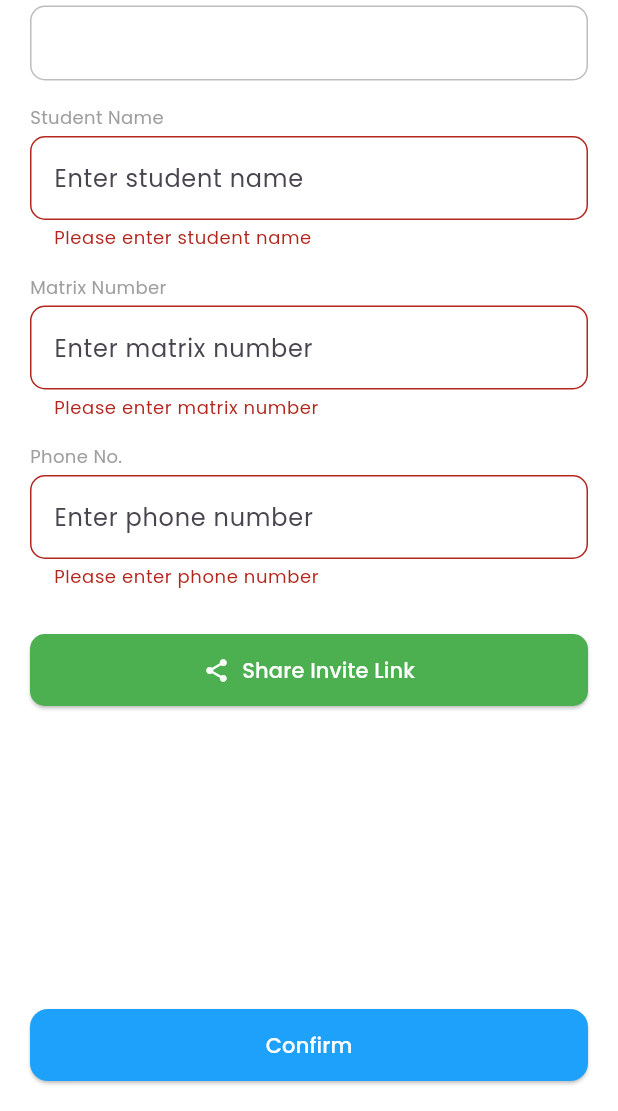
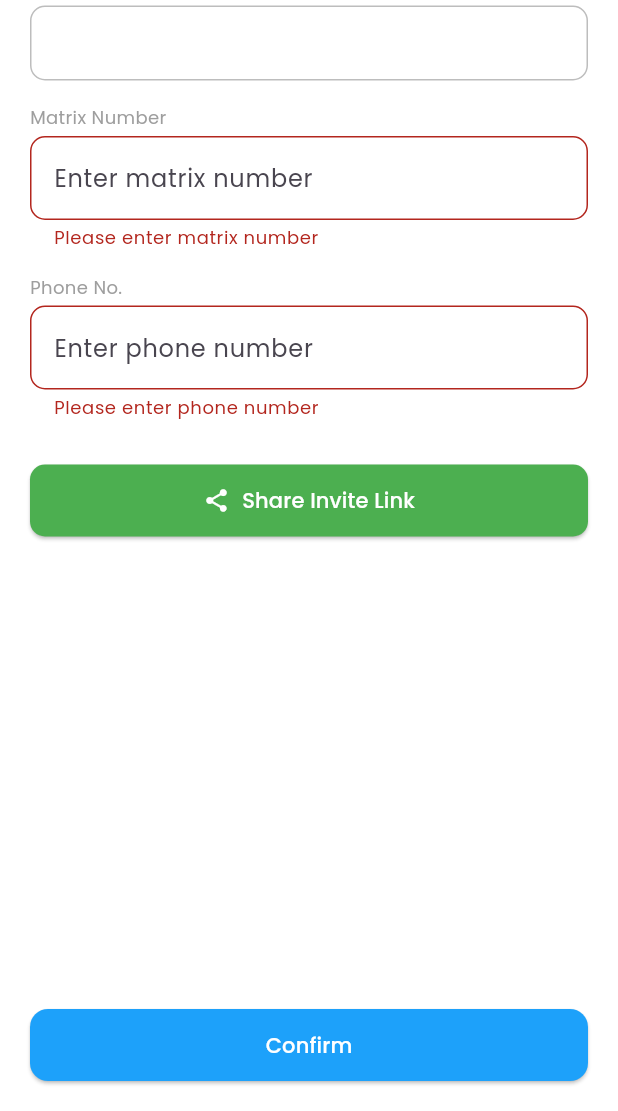
Before and after one commit to AzrulHafiz3099/GradingBot, a Flutter app: the AddStudentPage screen opened directly with empty values, after a tap on "Confirm", on a phone screen of 412 x 824 dp, the part 125-1236 px from its top. Run offline on Flutter 3.47's test engine with Material 3 defaults, Android fonts, the phone set to English and light mode, and no system bars; our stand-ins replace dotted_border, file_picker, flutter_secure_storage, font_awesome_flutter, image_picker, local_auth and 4 more; missing offline and left inert: mongo_dart; accounts and stored records are empty; network calls fail.

Commit message:
commit correction student name to matrix

```diff
--- a/lib/Analytics_Page.dart
+++ b/lib/Analytics_Page.dart
@@ -226,7 +226,7 @@ class _AnalyticsPageState extends State<AnalyticsPage>
                 children: [
                   pw.Expanded(
                     child: pw.Text(
-                      'Student Name',
+                      'Matrix Number',
                       style: pw.TextStyle(
                         fontWeight: pw.FontWeight.bold,
                         fontSize: 13,
@@ -248,7 +248,7 @@ class _AnalyticsPageState extends State<AnalyticsPage>
               ...students.map((student) {
                 return pw.Row(
                   children: [
-                    pw.Expanded(child: pw.Text(student['Student_Name'])),
+                    pw.Expanded(child: pw.Text(student['Matrix_Number'])),
                     pw.Text('${student['Score']}'),
                   ],
                 );
--- a/lib/Home_Page.dart
+++ b/lib/Home_Page.dart
@@ -146,7 +146,7 @@ class _HomePageState extends State<HomePage> {
                         child: _buildResultCard(
                           result['result_id'].toString(),
                           result['student_id'].toString(),
-                          result['student_name'] ?? '',
+                          result['matrix_number'] ?? '',
                           result['timestamp']?.split('T')[0] ?? '',
                           result['score']?.toString() ?? '0',
                           result['class_name'] ?? '',
--- a/lib/ResultPage/Result_Details.dart
+++ b/lib/ResultPage/Result_Details.dart
@@ -54,7 +54,7 @@ class _ResultDetailsPageState extends State<ResultDetailsPage> {
           ),
           pw.Divider(),
           pw.SizedBox(height: 10),
-          _buildPdfText('Student Name', studentResult?['student_name']),
+          _buildPdfText('Matrix Number', studentResult?['matrix_number']),
           _buildPdfText('Class', studentResult?['class_name']),
           _buildPdfText('Exam', studentResult?['exam_name']),
           _buildPdfText('Phone No.', studentResult?['phone_number']),
@@ -71,7 +71,7 @@ class _ResultDetailsPageState extends State<ResultDetailsPage> {
 
   await Printing.layoutPdf(
     onLayout: (PdfPageFormat format) async => pdf.save(),
-    name: 'Result_Summary_${studentResult?['student_name'] ?? 'Student'}.pdf',
+    name: 'Result_Summary_${studentResult?['matrix_number'] ?? 'Student'}.pdf',
   );
 }
 
@@ -187,7 +187,7 @@ pw.Widget _buildPdfText(String label, String? value) {
                     padding: const EdgeInsets.symmetric(horizontal: 20, vertical: 20),
                     child: ListView(
                       children: [
-                        _buildTextField(label: 'Student Name', value: studentResult?['student_name'] ?? ''),
+                        _buildTextField(label: 'Matrix Number', value: studentResult?['matrix_number'] ?? ''),
                         _buildTextField(label: 'Class', value: studentResult?['class_name'] ?? ''),
                         _buildTextField(label: 'Exam', value: studentResult?['exam_name'] ?? ''),
                         _buildTextField(label: 'Phone No.', value: studentResult?['phone_number'] ?? ''),
--- a/lib/ResultPage/Result_Management.dart
+++ b/lib/ResultPage/Result_Management.dart
@@ -112,7 +112,7 @@ class _ResultManagementPageState extends State<ResultManagementPage> {
                         Expanded(
                           flex: 5,
                           child: Text(
-                            'Student Name',
+                            'Matrix Number',
                             style: TextStyle(fontWeight: FontWeight.bold),
                           ),
                         ),
@@ -167,7 +167,7 @@ class _ResultManagementPageState extends State<ResultManagementPage> {
                                   children: [
                                     Expanded(
                                       flex: 5,
-                                      child: Text(result['student_name'] ?? ''),
+                                      child: Text(result['student_matrix'] ?? ''),
                                     ),
                                     Expanded(
                                       flex: 3,
--- a/lib/StudentPage/Add_Student.dart
+++ b/lib/StudentPage/Add_Student.dart
@@ -23,9 +23,11 @@ class AddStudentPage extends StatefulWidget {
 class _AddStudentPageState extends State<AddStudentPage> {
   final _formKey = GlobalKey<FormState>();
 
-  late TextEditingController nameController;
   late TextEditingController matrixController;
   late TextEditingController phoneController;
+
+  final FocusNode matrixFocusNode = FocusNode();
+  final FocusNode phoneFocusNode = FocusNode();
 
   bool isLoading = false;
   String? errorMessage;
@@ -33,7 +35,6 @@ class _AddStudentPageState extends State<AddStudentPage> {
   @override
   void initState() {
     super.initState();
-    nameController = TextEditingController();
     matrixController = TextEditingController();
     phoneController = TextEditingController();
   }
@@ -55,24 +56,31 @@ class _AddStudentPageState extends State<AddStudentPage> {
         headers: {'Content-Type': 'application/json'},
         body: jsonEncode({
           'class_id': widget.classId,
-          'name': nameController.text.trim(),
           'matrix': matrixController.text.trim(),
           'phone': phoneController.text.trim(),
         }),
       );
 
+      final data = jsonDecode(response.body);
+
       if (response.statusCode == 200) {
-        final data = jsonDecode(response.body);
         if (data['success'] == true) {
           Navigator.pop(context, true);
         } else {
           setState(() {
             errorMessage = data['message'] ?? 'Failed to add student.';
           });
+
+          if (data['message'] == 'Matrix number already exists') {
+            FocusScope.of(context).requestFocus(matrixFocusNode);
+          } else if (data['message'] == 'Phone number already exists') {
+            FocusScope.of(context).requestFocus(phoneFocusNode);
+          }
         }
       } else {
         setState(() {
-          errorMessage = 'Server error: ${response.statusCode}';
+          errorMessage =
+              data['detail'] ?? 'Server error: ${response.statusCode}';
         });
       }
     } catch (e) {
@@ -88,9 +96,10 @@ class _AddStudentPageState extends State<AddStudentPage> {
 
   @override
   void dispose() {
-    nameController.dispose();
     matrixController.dispose();
     phoneController.dispose();
+    matrixFocusNode.dispose(); // ✅ Dispose
+    phoneFocusNode.dispose();  // ✅ Dispose
     super.dispose();
   }
 
@@ -139,29 +148,6 @@ class _AddStudentPageState extends State<AddStudentPage> {
                 child: Text(widget.className),
               ),
               const SizedBox(height: 16),
-
-              const Text(
-                'Student Name',
-                style: TextStyle(color: Colors.grey, fontSize: 12),
-              ),
-              const SizedBox(height: 4),
-              TextFormField(
-                controller: nameController,
-                decoration: const InputDecoration(
-                  hintText: 'Enter student name',
-                  border: OutlineInputBorder(
-                    borderRadius: BorderRadius.all(Radius.circular(10)),
-                  ),
-                ),
-                validator: (value) {
-                  if (value == null || value.trim().isEmpty) {
-                    return 'Please enter student name';
-                  }
-                  return null;
-                },
-              ),
-              const SizedBox(height: 16),
-
               const Text(
                 'Matrix Number',
                 style: TextStyle(color: Colors.grey, fontSize: 12),
@@ -169,6 +155,7 @@ class _AddStudentPageState extends State<AddStudentPage> {
               const SizedBox(height: 4),
               TextFormField(
                 controller: matrixController,
+                focusNode: matrixFocusNode,
                 decoration: const InputDecoration(
                   hintText: 'Enter matrix number',
                   border: OutlineInputBorder(
@@ -191,6 +178,7 @@ class _AddStudentPageState extends State<AddStudentPage> {
               const SizedBox(height: 4),
               TextFormField(
                 controller: phoneController,
+                focusNode: phoneFocusNode,
                 keyboardType: TextInputType.phone,
                 decoration: const InputDecoration(
                   hintText: 'Enter phone number',
--- a/lib/SubmissionPage/Student_Result.dart
+++ b/lib/SubmissionPage/Student_Result.dart
@@ -285,7 +285,7 @@ class _StudentResultPageState extends State<StudentResultPage> {
               ),
               SizedBox(height: 16),
               Text(
-                'Student Name',
+                'Matrix Number',
                 style: TextStyle(color: Colors.grey, fontSize: 12),
               ),
               SizedBox(height: 4),
@@ -293,7 +293,7 @@ class _StudentResultPageState extends State<StudentResultPage> {
                 controller: _studentController,
                 readOnly: true,
                 decoration: InputDecoration(
-                  hintText: 'Enter student name',
+                  hintText: 'Enter matrix number',
                   border: OutlineInputBorder(
                     borderRadius: BorderRadius.all(Radius.circular(10)),
                   ),
--- a/lib/SubmissionPage/Submission.dart
+++ b/lib/SubmissionPage/Submission.dart
@@ -181,7 +181,7 @@ class _SubmissionPageState extends State<SubmissionPage> {
             const SizedBox(height: 16),
 
             const Text(
-              'Student Name',
+              'Matrix Number',
               style: TextStyle(color: Colors.grey, fontSize: 12),
             ),
             const SizedBox(height: 4),
--- a/lib/widget/student_picker.dart
+++ b/lib/widget/student_picker.dart
@@ -24,7 +24,7 @@ Future<void> showStudentPicker({
         students = (data['data'] as List)
             .map<Map<String, String>>((student) => {
                   'id': student['student_id'].toString(),
-                  'name': student['name'].toString(),
+                  'matrix': student['matrix'].toString(),
                 })
             .toList();
       }
@@ -79,7 +79,7 @@ class _StudentPickerSheetState extends State<_StudentPickerSheet> {
       searchQuery = query;
       filteredStudents = widget.students
           .where((student) =>
-              student['name']!
+              student['matrix']!
                   .toLowerCase()
                   .contains(query.toLowerCase()))
           .toList();
@@ -134,12 +134,12 @@ class _StudentPickerSheetState extends State<_StudentPickerSheet> {
                       final student = filteredStudents[index];
                       return ListTile(
                         title: Text(
-                          student['name']!,
+                          student['matrix']!,
                           style: TextStyle(
-                            color: student['name'] == widget.selectedStudent
+                            color: student['matrix'] == widget.selectedStudent
                                 ? Colors.blue
                                 : Colors.black,
-                            fontWeight: student['name'] == widget.selectedStudent
+                            fontWeight: student['matrix'] == widget.selectedStudent
                                 ? FontWeight.bold
                                 : null,
                           ),
@@ -147,7 +147,7 @@ class _StudentPickerSheetState extends State<_StudentPickerSheet> {
                         onTap: () {
                           widget.onSelected(
                             student['id']!,
-                            student['name']!,
+                            student['matrix']!,
                           );
                           Navigator.pop(context);
                         },
```
Also changed, not shown: lib/StudentPage/Student_Management.dart (+5 -17 lines), lib/StudentPage/Update_Student.dart (+55 -31 lines).
